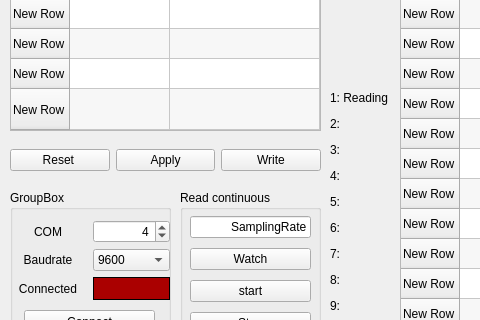
Old version of the form Communication/ModbusRTU/GUI/modbus_gui_lite.ui in the repository Marco-Nguyen/RobotVision; both pictures show x 0 to 480 and y 210 to 530 of the 640 by 720 pixel window.
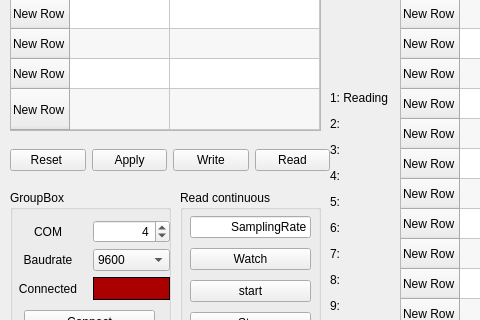
New version of the form.

The edit to the form file:
```diff
--- a/Communication/ModbusRTU/GUI/modbus_gui_lite.ui
+++ b/Communication/ModbusRTU/GUI/modbus_gui_lite.ui
@@ -10,9 +10,24 @@
     <height>720</height>
    </rect>
   </property>
+  <property name="sizePolicy">
+   <sizepolicy hsizetype="Fixed" vsizetype="Fixed">
+    <horstretch>0</horstretch>
+    <verstretch>0</verstretch>
+   </sizepolicy>
+  </property>
   <property name="windowTitle">
    <string>MainWindow</string>
   </property>
+  <property name="tabShape">
+   <enum>QTabWidget::Rounded</enum>
+  </property>
+  <property name="dockNestingEnabled">
+   <bool>true</bool>
+  </property>
+  <property name="unifiedTitleAndToolBarOnMac">
+   <bool>false</bool>
+  </property>
   <widget class="QWidget" name="centralwidget">
    <widget class="QWidget" name="widget" native="true">
     <property name="geometry">
@@ -23,6 +38,12 @@
       <height>720</height>
      </rect>
     </property>
+    <property name="sizePolicy">
+     <sizepolicy hsizetype="Fixed" vsizetype="Fixed">
+      <horstretch>0</horstretch>
+      <verstretch>0</verstretch>
+     </sizepolicy>
+    </property>
     <property name="autoFillBackground">
      <bool>true</bool>
     </property>
@@ -968,7 +989,7 @@
       <rect>
        <x>10</x>
        <y>340</y>
-       <width>311</width>
+       <width>320</width>
        <height>61</height>
       </rect>
      </property>
@@ -1012,6 +1033,13 @@
         </property>
        </widget>
       </item>
+      <item>
+       <widget class="QPushButton" name="read1time">
+        <property name="text">
+         <string>Read</string>
+        </property>
+       </widget>
+      </item>
      </layout>
     </widget>
     <zorder>groupBox_3</zorder>
```
Left out of the diff: 3 changed lines with no effect on the pictures.
